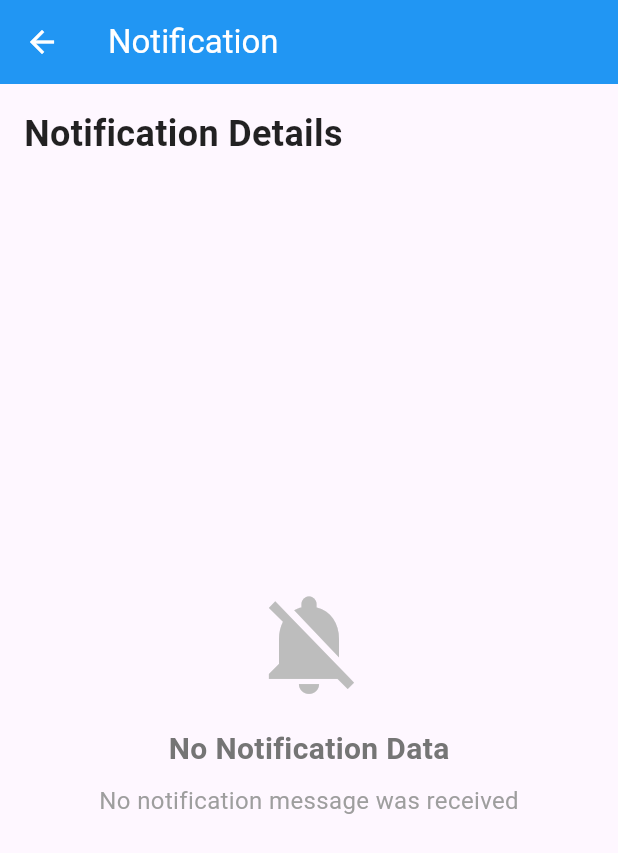
After one commit to MilzamRadifan/about_flutter, a Flutter app: the NotificationPage screen opened by its route, on a phone screen of 412 x 824 dp. The commit adds this screen. Shown: the top 853 px of the screen. Run offline on Flutter 3.47's test engine with Material 3 defaults, Android fonts, the phone set to English and light mode, and no system bars; our stand-ins replace cloud_firestore, firebase_auth, firebase_core, firebase_messaging, fluttertoast, google_sign_in; accounts and stored records are empty.

Commit message:
Remote Notification - FCM

```diff
--- a/lib/Screen/page/home_page.dart
+++ b/lib/Screen/page/home_page.dart
@@ -56,6 +56,12 @@ class _HomePageState extends State<HomePage> {
                 Navigator.pushNamed(context, '/event');
               },
             ),
+            ListTile(
+              title: const Text('Notification'),
+              onTap: () {
+                Navigator.pushNamed(context, '/notification');
+              },
+            ),
 
           ],
         ),
--- /dev/null
+++ b/lib/Screen/page/notification_page.dart
@@ -0,0 +1,290 @@
+import 'package:flutter/material.dart';
+import 'package:firebase_messaging/firebase_messaging.dart';
+
+class NotificationPage extends StatelessWidget {
+  const NotificationPage({super.key});
+
+  @override
+  Widget build(BuildContext context) {
+    // Ambil data notification dari arguments
+    final RemoteMessage? message = ModalRoute.of(context)?.settings.arguments as RemoteMessage?;
+
+    return Scaffold(
+      appBar: AppBar(
+        title: const Text('Notification'),
+        backgroundColor: Colors.blue,
+        foregroundColor: Colors.white,
+      ),
+      body: Padding(
+        padding: const EdgeInsets.all(16.0),
+        child: Column(
+          crossAxisAlignment: CrossAxisAlignment.start,
+          children: [
+            // Header
+            const Text(
+              'Notification Details',
+              style: TextStyle(
+                fontSize: 24,
+                fontWeight: FontWeight.bold,
+                color: Colors.black87,
+              ),
+            ),
+            const SizedBox(height: 20),
+
+            // Notification Card
+            if (message != null) ...[
+              // Title Card
+              Card(
+                elevation: 4,
+                margin: const EdgeInsets.only(bottom: 16),
+                child: Container(
+                  width: double.infinity,
+                  padding: const EdgeInsets.all(16),
+                  decoration: BoxDecoration(
+                    gradient: LinearGradient(
+                      colors: [Colors.blue.shade50, Colors.blue.shade100],
+                      begin: Alignment.topLeft,
+                      end: Alignment.bottomRight,
+                    ),
+                    borderRadius: BorderRadius.circular(12),
+                  ),
+                  child: Column(
+                    crossAxisAlignment: CrossAxisAlignment.start,
+                    children: [
+                      Row(
+                        children: [
+                          Icon(
+                            Icons.notifications_active,
+                            color: Colors.blue.shade700,
+                            size: 24,
+                          ),
+                          const SizedBox(width: 8),
+                          const Text(
+                            'Title',
+                            style: TextStyle(
+                              fontSize: 16,
+                              fontWeight: FontWeight.bold,
+                              color: Colors.black87,
+                            ),
+                          ),
+                        ],
+                      ),
+                      const SizedBox(height: 8),
+                      Text(
+                        message.notification?.title ?? 'No Title',
+                        style: const TextStyle(
+                          fontSize: 18,
+                          fontWeight: FontWeight.w600,
+                          color: Colors.black87,
+                        ),
+                      ),
+                    ],
+                  ),
+                ),
+              ),
+
+              // Body Card
+              Card(
+                elevation: 4,
+                margin: const EdgeInsets.only(bottom: 16),
+                child: Container(
+                  width: double.infinity,
+                  padding: const EdgeInsets.all(16),
+                  decoration: BoxDecoration(
+                    gradient: LinearGradient(
+                      colors: [Colors.green.shade50, Colors.green.shade100],
+                      begin: Alignment.topLeft,
+                      end: Alignment.bottomRight,
+                    ),
+                    borderRadius: BorderRadius.circular(12),
+                  ),
+                  child: Column(
+                    crossAxisAlignment: CrossAxisAlignment.start,
+                    children: [
+                      Row(
+                        children: [
+                          Icon(
+                            Icons.message,
+                            color: Colors.green.shade700,
+                            size: 24,
+                          ),
+                          const SizedBox(width: 8),
+                          const Text(
+                            'Message',
+                            style: TextStyle(
+                              fontSize: 16,
+                              fontWeight: FontWeight.bold,
+                              color: Colors.black87,
+                            ),
+                          ),
+                        ],
+                      ),
+                      const SizedBox(height: 8),
+                      Text(
+                        message.notification?.body ?? 'No Message',
+                        style: const TextStyle(
+                          fontSize: 16,
+                          color: Colors.black87,
+                        ),
+                      ),
+                    ],
+                  ),
+                ),
+              ),
+
+              // Data Card (if any)
+              if (message.data.isNotEmpty) ...[
+                Card(
+                  elevation: 4,
+                  margin: const EdgeInsets.only(bottom: 16),
+                  child: Container(
+                    width: double.infinity,
+                    padding: const EdgeInsets.all(16),
+                    decoration: BoxDecoration(
+                      gradient: LinearGradient(
+                        colors: [Colors.orange.shade50, Colors.orange.shade100],
+                        begin: Alignment.topLeft,
+                        end: Alignment.bottomRight,
+                      ),
+                      borderRadius: BorderRadius.circular(12),
+                    ),
+                    child: Column(
+                      crossAxisAlignment: CrossAxisAlignment.start,
+                      children: [
+                        Row(
+                          children: [
+                            Icon(
+                              Icons.data_usage,
+                              color: Colors.orange.shade700,
+                              size: 24,
+                            ),
+                            const SizedBox(width: 8),
+                            const Text(
+                              'Additional Data',
+                              style: TextStyle(
+                                fontSize: 16,
+                                fontWeight: FontWeight.bold,
+                                color: Colors.black87,
+                              ),
+                            ),
+                          ],
+                        ),
+                        const SizedBox(height: 8),
+                        ...message.data.entries.map((entry) => Padding(
+                          padding: const EdgeInsets.only(bottom: 4),
+                          child: Row(
+                            crossAxisAlignment: CrossAxisAlignment.start,
+                            children: [
+                              Text(
+                                '${entry.key}: ',
+                                style: const TextStyle(
+                                  fontSize: 14,
+                                  fontWeight: FontWeight.w600,
+                                  color: Colors.black87,
+                                ),
+                              ),
+                              Expanded(
+                                child: Text(
+                                  entry.value.toString(),
+                                  style: const TextStyle(
+                                    fontSize: 14,
+                                    color: Colors.black87,
+                                  ),
+                                ),
+                              ),
+                            ],
+                          ),
+                        )),
+                      ],
+                    ),
+                  ),
+                ),
+              ],
+
+              // Timestamp Card
+              Card(
+                elevation: 4,
+                child: Container(
+                  width: double.infinity,
+                  padding: const EdgeInsets.all(16),
+                  decoration: BoxDecoration(
+                    gradient: LinearGradient(
+                      colors: [Colors.purple.shade50, Colors.purple.shade100],
+                      begin: Alignment.topLeft,
+                      end: Alignment.bottomRight,
+                    ),
+                    borderRadius: BorderRadius.circular(12),
+                  ),
+                  child: Column(
+                    crossAxisAlignment: CrossAxisAlignment.start,
+                    children: [
+                      Row(
+                        children: [
+                          Icon(
+                            Icons.access_time,
+                            color: Colors.purple.shade700,
+                            size: 24,
+                          ),
+                          const SizedBox(width: 8),
+                          const Text(
+                            'Received At',
+                            style: TextStyle(
+                              fontSize: 16,
+                              fontWeight: FontWeight.bold,
+                              color: Colors.black87,
+                            ),
+                          ),
+                        ],
+                      ),
+                      const SizedBox(height: 8),
+                      Text(
+                        DateTime.now().toString().substring(0, 19),
+                        style: const TextStyle(
+                          fontSize: 14,
+                          color: Colors.black87,
+                        ),
+                      ),
+                    ],
+                  ),
+                ),
+              ),
+            ] else ...[
+              // No notification data
+              Expanded(
+                child: Center(
+                  child: Column(
+                    mainAxisAlignment: MainAxisAlignment.center,
+                    children: [
+                      Icon(
+                        Icons.notifications_off,
+                        size: 80,
+                        color: Colors.grey.shade400,
+                      ),
+                      const SizedBox(height: 16),
+                      Text(
+                        'No Notification Data',
+                        style: TextStyle(
+                          fontSize: 20,
+                          fontWeight: FontWeight.bold,
+                          color: Colors.grey.shade600,
+                        ),
+                      ),
+                      const SizedBox(height: 8),
+                      Text(
+                        'No notification message was received',
+                        style: TextStyle(
+                          fontSize: 16,
+                          color: Colors.grey.shade500,
+                        ),
+                      ),
+                    ],
+                  ),
+                ),
+              ),
+            ],
+          ],
+        ),
+      ),
+    );
+  }
+}
--- /dev/null
+++ b/lib/Service/notif_service.dart
@@ -0,0 +1,28 @@
+import 'package:event_management_app/main.dart';
+import 'package:firebase_messaging/firebase_messaging.dart';
+
+class NotifService {
+  final _firebaseMessaging = FirebaseMessaging.instance;
+
+  Future<void> init() async {
+    await _firebaseMessaging.requestPermission();
+
+    final fcmToken = await _firebaseMessaging.getToken();
+
+    print('FCM Token: $fcmToken');
+
+    initPushNotification();
+  }
+
+  void handleNotification(RemoteMessage? message) {
+    if (message == null) return;
+
+    navigatorKey.currentState?.pushNamed('/notification', arguments: message);
+  }
+
+  Future initPushNotification() async {
+    _firebaseMessaging.getInitialMessage().then(handleNotification);
+
+    FirebaseMessaging.onMessageOpenedApp.listen(handleNotification);
+  }
+}
--- a/lib/main.dart
+++ b/lib/main.dart
@@ -1,28 +1,35 @@
 import 'package:event_management_app/Screen/page/event_page.dart';
+import 'package:event_management_app/Screen/page/notification_page.dart';
 import 'package:event_management_app/Screen/page/sign_in_page.dart';
+import 'package:event_management_app/Service/notif_service.dart';
 import 'package:event_management_app/firebase_options.dart';
 import 'package:event_management_app/Screen/page/home_page.dart';
 import 'package:event_management_app/Screen/page/sign_up_page.dart';
 import 'package:firebase_core/firebase_core.dart';
 import 'package:flutter/material.dart';
 
+final navigatorKey = GlobalKey<NavigatorState>();
+
 void main() async {
   WidgetsFlutterBinding.ensureInitialized();
   await Firebase.initializeApp(
     options: DefaultFirebaseOptions.currentPlatform
   );
+  await NotifService().init(); // Comment sementara
   runApp(const MyApp());
 }
 
 class MyApp extends StatelessWidget {
   const MyApp({super.key});
 
-  // This widget is the root of your application.
+
+
   @override
   Widget build(BuildContext context) {
     return MaterialApp(
       title: 'Flutter Demo',
       debugShowCheckedModeBanner: false,
+      navigatorKey: navigatorKey,
       theme: ThemeData(
       ),
       home: const SignInPage(),
@@ -31,6 +38,7 @@ class MyApp extends StatelessWidget {
         '/signup': (context) => const SignUpPage(),
         '/signin': (context) => const SignInPage(),
         '/event': (context) => const EventPage(),
+        '/notification': (context) => const NotificationPage(),
       },
     );
   }
--- a/pubspec.yaml
+++ b/pubspec.yaml
@@ -32,6 +32,7 @@ dependencies:
   cupertino_icons: ^1.0.8
   firebase_auth: ^5.6.1
   firebase_core: ^3.15.0
+  firebase_messaging: ^15.2.9
   flutter:
     sdk: flutter
   fluttertoast: ^8.2.12
```
Also changed, not shown: pubspec.lock, 2 other files.
